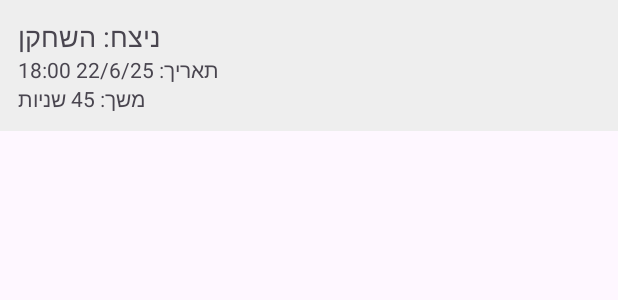
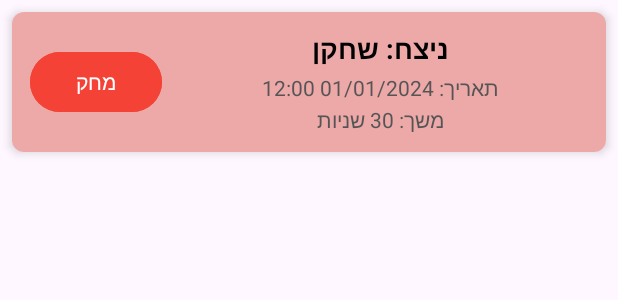
Before and after one commit to hanalif/TicTacToeGame, an Android app: the layout item_game_result.xml on its own in the app's theme, with its tools: preview values and no code run, on a phone screen of 412 x 824 dp. Shown: the top 300 px of the screen. Run offline under Robolectric (Android 15) with nearby library versions, the phone set to English and light mode, and no system bars.

```diff
--- a/app/src/main/res/layout/item_game_result.xml
+++ b/app/src/main/res/layout/item_game_result.xml
@@ -1,28 +1,69 @@
-<?xml version="1.0" encoding="utf-8"?>
-<LinearLayout xmlns:android="http://schemas.android.com/apk/res/android"
+<androidx.cardview.widget.CardView xmlns:android="http://schemas.android.com/apk/res/android"
+    xmlns:card_view="http://schemas.android.com/apk/res-auto"
     android:layout_width="match_parent"
     android:layout_height="wrap_content"
-    android:orientation="vertical"
+    android:layout_margin="8dp"
+    card_view:cardElevation="4dp"
+    card_view:cardCornerRadius="8dp"
+    android:background="@color/white">
+
+    <LinearLayout
+        android:layout_width="match_parent"
+        android:layout_height="wrap_content"
         android:padding="12dp"
-    android:background="#EEEEEE"
-    android:layout_marginBottom="8dp">
+        android:background="#EDA8A8"
+        android:orientation="horizontal"
+        android:gravity="center_vertical">
+
+        <Button
+            android:id="@+id/deleteButton"
+            android:layout_width="wrap_content"
+            android:layout_height="wrap_content"
+            android:text="מחק"
+            android:textColor="#FFFFFF"
+            android:backgroundTint="#F44336"
+            android:paddingLeft="12dp"
+            android:paddingRight="12dp"
+            android:layout_marginEnd="8dp"/>
+
+        <LinearLayout
+            android:layout_width="216dp"
+            android:layout_height="wrap_content"
+            android:layout_weight="1"
+            android:gravity="center_horizontal"
+            android:orientation="vertical">
 
             <TextView
                 android:id="@+id/winnerTextView"
                 android:layout_width="wrap_content"
                 android:layout_height="wrap_content"
-        android:text="ניצח: השחקן"
-        android:textSize="18sp" />
+                android:gravity="start"
+                android:text="ניצח: שחקן"
+                android:textColor="@color/black"
+                android:textSize="18sp"
+                android:textStyle="bold" />
 
             <TextView
                 android:id="@+id/dateTimeTextView"
                 android:layout_width="wrap_content"
                 android:layout_height="wrap_content"
-        android:text="תאריך: 22/6/25 18:00" />
+                android:layout_marginTop="4dp"
+                android:gravity="start"
+                android:text="תאריך: 01/01/2024 12:00"
+                android:textColor="#555555"
+                android:textSize="14sp" />
 
             <TextView
                 android:id="@+id/durationTextView"
                 android:layout_width="wrap_content"
                 android:layout_height="wrap_content"
-        android:text="משך: 45 שניות" />
+                android:layout_marginTop="2dp"
+                android:gravity="start"
+                android:text="משך: 30 שניות"
+                android:textColor="#555555"
+                android:textSize="14sp" />
         </LinearLayout>
+
+    </LinearLayout>
+
+</androidx.cardview.widget.CardView>
```
Also changed, not shown: app/src/main/java/hana/lipschutz/math_exercises/GameHistoryActivity.java (+32 -12 lines), app/src/main/java/hana/lipschutz/math_exercises/OpeningActivity.java (+24 -5 lines), app/src/main/res/layout/activity_opening.xml (+8 -0 lines). Lines whose indentation alone changed are shown as unchanged.
